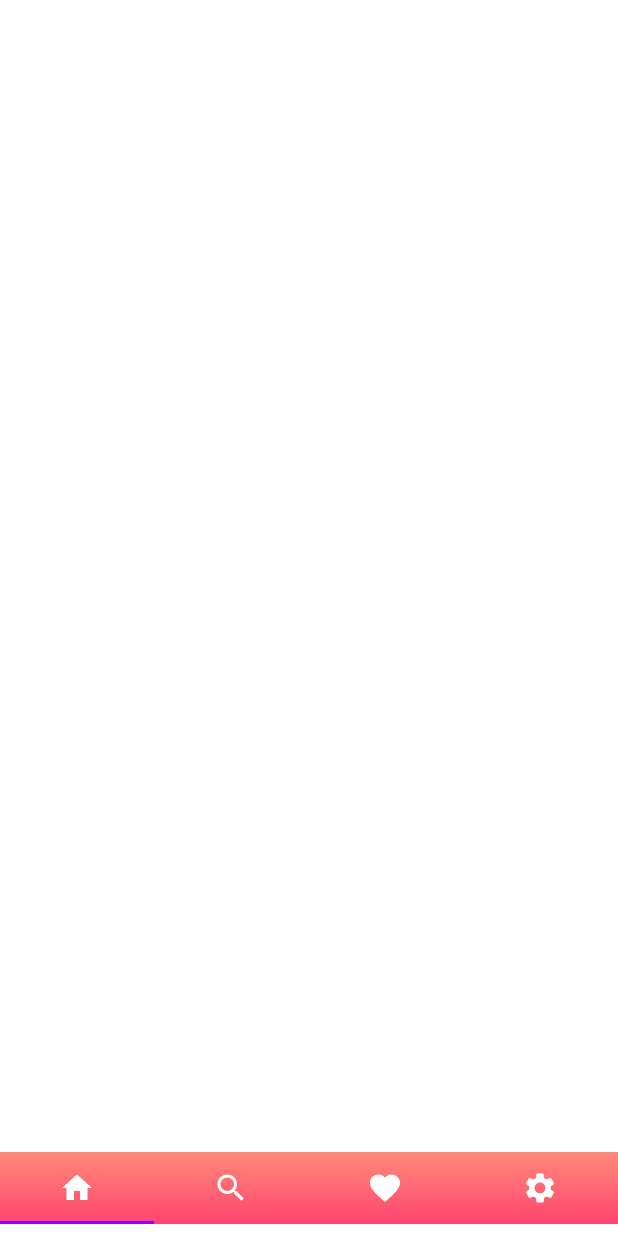
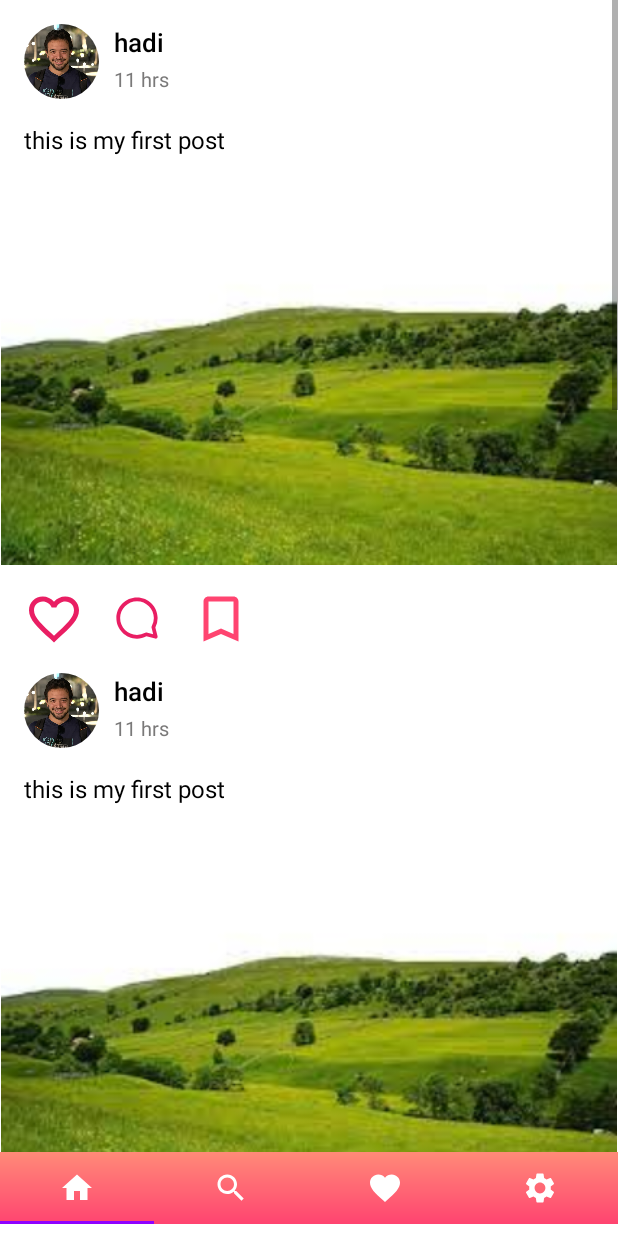
Before and after one commit to hady-o/Instagram, an Android app: the HomeFragment screen opened directly, with no data from a screen before it, on a phone screen of 412 x 824 dp. Run offline under Robolectric (Android 15) with nearby library versions, the phone set to English and light mode, and no system bars; plain views replace CircularImageView.

Commit message:
res view and adapter

```diff
--- a/app/src/main/java/com/example/instapp/Home2Activity.java
+++ b/app/src/main/java/com/example/instapp/Home2Activity.java
@@ -4,7 +4,12 @@ import androidx.appcompat.app.AppCompatActivity;
 
 import android.os.Bundle;
 
+import com.example.instapp.adapters.TabLayoutAdapter;
 import com.example.instapp.databinding.ActivityHome2Binding;
+import com.example.instapp.fragments.HomeFragment;
+import com.example.instapp.fragments.LoveFragment;
+import com.example.instapp.fragments.SearchFragment;
+import com.example.instapp.fragments.SettingFragment;
 
 public class Home2Activity extends AppCompatActivity {
     ActivityHome2Binding binding ;
--- a/app/src/main/java/com/example/instapp/HomeFragment.java
+++ /dev/null
@@ -1,36 +0,0 @@
-package com.example.instapp;
-
-import android.os.Bundle;
-import android.view.LayoutInflater;
-import android.view.View;
-import android.view.ViewGroup;
-
-import androidx.annotation.NonNull;
-import androidx.annotation.Nullable;
-import androidx.fragment.app.Fragment;
-import androidx.recyclerview.widget.LinearLayoutManager;
-import androidx.recyclerview.widget.RecyclerView;
-
-public class HomeFragment extends Fragment {
-    @Nullable
-    @Override
-    public View onCreateView(@NonNull LayoutInflater inflater, @Nullable ViewGroup container, @Nullable Bundle savedInstanceState) {
-        View view =inflater.inflate(R.layout.fragment_home, container, false);
-//        String[] postNames=new String[Post.posts.length];
-//        for (int i=0;i<postNames.length;i++){
-//            postNames[i]=Post.posts[i].getName();
-//        }
-//
-//        int[] postImages=new int[Post.posts.length];
-//        for (int i=0;i<postImages.length;i++){
-//            postImages[i]=Post.posts[i].getImageResourceID();
-//        }
-//        CaptionedImagesAdapter adapter =new CaptionedImagesAdapter(postNames, postImages);
-//        RecyclerView res = view.findViewById(R.id.post_recycler);
-
-//        LinearLayoutManager mylayoutmanager = new LinearLayoutManager(view.getContext());
-//        res.setLayoutManager(mylayoutmanager);
-//        res.setAdapter(adapter);
-        return view;
-    }
-}
--- /dev/null
+++ b/app/src/main/java/com/example/instapp/adapters/CaptionedImagesAdapter.java
@@ -0,0 +1,64 @@
+package com.example.instapp.adapters;
+
+import android.view.LayoutInflater;
+import android.view.View;
+import android.view.ViewGroup;
+import android.widget.EditText;
+import android.widget.ImageView;
+import android.widget.TextView;
+
+import androidx.annotation.NonNull;
+import androidx.cardview.widget.CardView;
+import androidx.recyclerview.widget.RecyclerView;
+
+import com.example.instapp.Post;
+import com.example.instapp.R;
+
+import java.util.ArrayList;
+import java.util.List;
+
+public class CaptionedImagesAdapter extends RecyclerView.Adapter<CaptionedImagesAdapter.MyViewHolder> {
+
+    //for captions and image resources
+    List<Post> posts=new ArrayList<>();
+
+    public CaptionedImagesAdapter(List<Post> posts) {
+        this.posts = posts;
+    }
+
+    @NonNull
+    @Override
+    public MyViewHolder onCreateViewHolder(@NonNull ViewGroup parent, int viewType) {
+        View itemView = LayoutInflater.from(parent.getContext()).inflate(R.layout.card_captioned_image, parent, false);
+        return new MyViewHolder(itemView);
+    }
+
+    @Override
+    public void onBindViewHolder(@NonNull MyViewHolder holder, int position) {
+            Post post =posts.get(position);
+            holder.post.setText(post.getPost());
+            holder.postImage.setImageResource(post.getPostImage());
+            holder.userImage.setImageResource(post.getUserImage());
+            holder.userName.setText(post.getUserName());
+    }
+
+
+    @Override
+    public int getItemCount() {
+        return posts.size();
+    }
+
+    public class MyViewHolder extends RecyclerView.ViewHolder {
+        TextView userName, post;
+        ImageView userImage, postImage;
+
+
+        public MyViewHolder(@NonNull View itemView) {
+            super(itemView);
+            userName = itemView.findViewById(R.id.tv_name);
+            userImage = itemView.findViewById(R.id.circularImageView);
+            post = itemView.findViewById(R.id.tv_status);
+            postImage = itemView.findViewById(R.id.imgView_postPic);
+        }
+    }
+}
--- a/app/src/main/java/com/example/instapp/TabLayoutAdapter.java
+++ b/app/src/main/java/com/example/instapp/adapters/TabLayoutAdapter.java
@@ -1,4 +1,4 @@
-package com.example.instapp;
+package com.example.instapp.adapters;
 
 import androidx.annotation.NonNull;
 import androidx.annotation.Nullable;
--- /dev/null
+++ b/app/src/main/java/com/example/instapp/fragments/HomeFragment.java
@@ -0,0 +1,41 @@
+package com.example.instapp.fragments;
+
+import android.os.Bundle;
+import android.view.LayoutInflater;
+import android.view.View;
+import android.view.ViewGroup;
+
+import androidx.annotation.NonNull;
+import androidx.annotation.Nullable;
+import androidx.fragment.app.Fragment;
+import androidx.recyclerview.widget.LinearLayoutManager;
+import androidx.recyclerview.widget.RecyclerView;
+
+import com.example.instapp.Post;
+import com.example.instapp.R;
+import com.example.instapp.adapters.CaptionedImagesAdapter;
+
+import java.util.ArrayList;
+import java.util.List;
+
+public class HomeFragment extends Fragment {
+    @Nullable
+    @Override
+    public View onCreateView(@NonNull LayoutInflater inflater, @Nullable ViewGroup container, @Nullable Bundle savedInstanceState) {
+        View view =inflater.inflate(R.layout.fragment_home, container, false);
+        List<Post> posts = new ArrayList<>();
+        Post p =new Post("hadi",R.drawable.hadi,"this is my first post",R.drawable.nature);
+        posts.add(p);
+        posts.add(p);
+        posts.add(p);
+        posts.add(p);
+        posts.add(p);
+        CaptionedImagesAdapter adapter =new CaptionedImagesAdapter(posts);
+        RecyclerView res = view.findViewById(R.id.post_recycler);
+
+        LinearLayoutManager mylayoutmanager = new LinearLayoutManager(view.getContext());
+        res.setLayoutManager(mylayoutmanager);
+        res.setAdapter(adapter);
+        return view;
+    }
+}
--- a/app/src/main/java/com/example/instapp/SearchFragment.java
+++ b/app/src/main/java/com/example/instapp/fragments/SearchFragment.java
@@ -1,4 +1,4 @@
-package com.example.instapp;
+package com.example.instapp.fragments;
 
 import android.os.Bundle;
 import android.view.LayoutInflater;
@@ -9,6 +9,8 @@ import androidx.annotation.NonNull;
 import androidx.annotation.Nullable;
 import androidx.fragment.app.Fragment;
 
+import com.example.instapp.R;
+
 public class SearchFragment extends Fragment {
     @Nullable
     @Override
--- /dev/null
+++ b/app/src/main/res/drawable/ic_baseline_bookmark_border_24.xml
@@ -0,0 +1,5 @@
+<vector android:height="24dp" android:tint="#FF4470"
+    android:viewportHeight="24" android:viewportWidth="24"
+    android:width="24dp" xmlns:android="http://schemas.android.com/apk/res/android">
+    <path android:fillColor="@android:color/white" android:pathData="M17,3L7,3c-1.1,0 -1.99,0.9 -1.99,2L5,21l7,-3 7,3L19,5c0,-1.1 -0.9,-2 -2,-2zM17,18l-5,-2.18L7,18L7,5h10v13z"/>
+</vector>
--- a/app/src/main/res/layout/activity_home2.xml
+++ b/app/src/main/res/layout/activity_home2.xml
@@ -5,7 +5,6 @@
     android:layout_width="match_parent"
     android:layout_height="match_parent"
     tools:context=".Home2Activity">
-
 
     <androidx.viewpager.widget.ViewPager
         android:id="@+id/viewPager"
--- a/app/src/main/res/layout/card_captioned_image.xml
+++ b/app/src/main/res/layout/card_captioned_image.xml
@@ -3,7 +3,7 @@
     xmlns:app="http://schemas.android.com/apk/res-auto"
     xmlns:tools="http://schemas.android.com/tools"
     android:layout_width="match_parent"
-    android:layout_height="match_parent"
+    android:layout_height="wrap_content"
     android:background="@color/white"
     tools:context=".Home2Activity">
 
@@ -94,5 +94,16 @@
         app:layout_constraintStart_toEndOf="@+id/imgView_love"
         app:layout_constraintTop_toBottomOf="@+id/imgView_postPic" />
 
+    <ImageView
+        android:id="@+id/imgView_SAVE"
+        android:layout_width="40dp"
+        android:layout_height="40dp"
+        android:layout_margin="16dp"
+        android:adjustViewBounds="true"
+        android:scaleType="fitCenter"
+        android:src="@drawable/ic_baseline_bookmark_border_24"
+        app:layout_constraintStart_toEndOf="@+id/imgView_comment"
+        app:layout_constraintTop_toBottomOf="@+id/imgView_postPic" />
+
 
 </androidx.constraintlayout.widget.ConstraintLayout>
--- a/app/src/main/res/layout/fragment_home.xml
+++ b/app/src/main/res/layout/fragment_home.xml
@@ -11,7 +11,7 @@
     <androidx.recyclerview.widget.RecyclerView
         android:id="@+id/post_recycler"
         android:layout_width="match_parent"
-        android:layout_height="match_parent"
+        android:layout_height="wrap_content"
         android:background="@color/white"
         android:scrollbars="vertical">
 
--- a/build.gradle
+++ b/build.gradle
@@ -1,4 +1,8 @@
-// Top-level build file where you can add configuration options common to all sub-projects/modules.
+buildscript {
+    dependencies {
+
+    }
+}// Top-level build file where you can add configuration options common to all sub-projects/modules.
 plugins {
     id 'com.android.application' version '7.1.1' apply false
     id 'com.android.library' version '7.1.1' apply false
```
Also changed, not shown: app/build.gradle (+13 -10 lines), app/src/main/java/com/example/instapp/CaptionedImagesAdapter.java (deleted, +0 -54 lines), app/src/main/java/com/example/instapp/firebase/SignInClass.java (added, +82 -0 lines), app/src/main/java/com/example/instapp/fragments/LoveFragment.java (renamed from app/src/main/java/com/example/instapp/SettingFragment.java, +5 -3 lines), app/src/main/java/com/example/instapp/fragments/SettingFragment.java (renamed from app/src/main/java/com/example/instapp/LoveFragment.java, +5 -3 lines), 1 other file.
